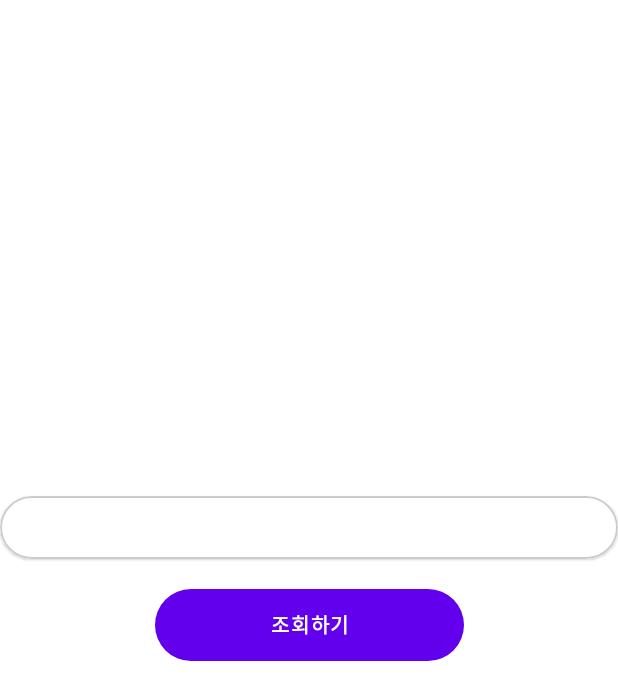
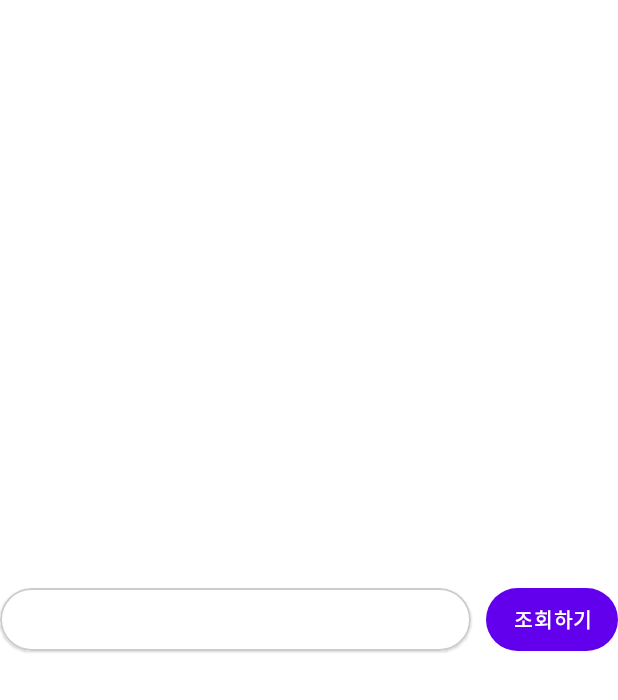
Before and after one commit to plumt/DisasterMessage, an Android app: the layout fragment_select.xml on its own in the app's theme, with its tools: preview values and no code run, on a phone screen of 412 x 824 dp. Shown: the top 700 px of the screen. Run offline under Robolectric (Android 15) with nearby library versions, the phone set to English and light mode, and no system bars.

Commit message:
1. 네이티브 광고 추가 2. 버전 체크 추가

```diff
--- a/app/src/main/AndroidManifest.xml
+++ b/app/src/main/AndroidManifest.xml
@@ -34,6 +34,10 @@
                 <category android:name="android.intent.category.LAUNCHER" />
             </intent-filter>
         </activity>
+
+        <meta-data
+            android:name="com.google.android.gms.ads.APPLICATION_ID"
+            android:value="@string/admob_app_test_id"/>
     </application>
 
 </manifest>
--- a/app/src/main/java/com/yun/disastermessage/base/BaseRecyclerAdapter.kt
+++ b/app/src/main/java/com/yun/disastermessage/base/BaseRecyclerAdapter.kt
@@ -25,11 +25,13 @@ class BaseRecyclerAdapter {
         const val TYPE_TOP = 1
         const val TYPE_BUTTON = 2
         const val TYPE_HOLDER = 3
+        const val TYPE_ADS = 4
     }
 
     abstract class Create<ITEM : Item, B : ViewDataBinding>(
         @LayoutRes private val layoutResId: Int,
         @LayoutRes private val buttonLayoutResId: Int? = null,
+        @LayoutRes private val adsLayoutResId: Int? = null,
         @LayoutRes private val topLyoutResId: Int? = null,
         @LayoutRes private val holdLayoutResId: Int? = null,
         private val bindingVariableId: Int,
@@ -97,6 +99,9 @@ class BaseRecyclerAdapter {
                 }
                 TYPE_HOLDER -> {
                     holdLayoutResId
+                }
+                TYPE_ADS -> {
+                    adsLayoutResId
                 }
                 else -> {
                     layoutResId
--- a/app/src/main/java/com/yun/disastermessage/base/BaseViewModel.kt
+++ b/app/src/main/java/com/yun/disastermessage/base/BaseViewModel.kt
@@ -25,7 +25,6 @@ open class BaseViewModel constructor(application: Application) : AndroidViewMode
     fun <T : Item> setId(model: ArrayList<T>, plus: Int = 0): ArrayList<T> {
         model.forEachIndexed { index, t ->
             model[index].id = index + plus
-            model[index].viewType = 0
         }
         return model
     }
--- a/app/src/main/java/com/yun/disastermessage/data/Constant.kt
+++ b/app/src/main/java/com/yun/disastermessage/data/Constant.kt
@@ -16,4 +16,8 @@ object Constant {
     val SELECT_LOCATION = "*000000"
 
     val SHARED_LOCATION_KEY = "location"
+
+    val REMOTE_KEY_APP_VERSION = "app_version"
+    val TYPE_ADS = 4
+
 }
--- a/app/src/main/java/com/yun/disastermessage/ui/home/HomeFragment.kt
+++ b/app/src/main/java/com/yun/disastermessage/ui/home/HomeFragment.kt
@@ -57,7 +57,7 @@ class HomeFragment
 
             screen.observe(viewLifecycleOwner) {
                 if (it == LIST_SCREEN || it == SELECT_SCREEN) {
-                    binding.vpMessage.setCurrentItem(it, true)
+                    binding.vpMessage.setCurrentItem(it, false)
                 }
             }
 
--- a/app/src/main/java/com/yun/disastermessage/ui/home/HomeViewModel.kt
+++ b/app/src/main/java/com/yun/disastermessage/ui/home/HomeViewModel.kt
@@ -13,6 +13,7 @@ import com.yun.disastermessage.data.Constant.LIST_SCREEN
 import com.yun.disastermessage.data.Constant.SELECT_SCREEN
 import com.yun.disastermessage.data.Constant.SHARED_LOCATION_KEY
 import com.yun.disastermessage.data.Constant.TAG
+import com.yun.disastermessage.data.Constant.TYPE_ADS
 import com.yun.disastermessage.data.model.AddressModel
 import com.yun.disastermessage.data.model.MessageModel
 import com.yun.disastermessage.data.repository.api.Api
@@ -91,6 +92,7 @@ class HomeViewModel(
                     if(clear) messageItems.value!!.clear()
                     screen.value = LIST_SCREEN
                     DisasterMsg2?.get(1)?.row?.run {
+                        if(this.size > pageNo) this.add(pageNo,MessageModel.RS.Row(id = 0, viewType = TYPE_ADS))
                         messageItems.addAll(setId(this, messageItems.value!!.size))
                     }
                     sharedPreferences.setString(mContext, SHARED_LOCATION_KEY,location.value)
--- a/app/src/main/java/com/yun/disastermessage/ui/home/viewpager/list/ListViewModel.kt
+++ b/app/src/main/java/com/yun/disastermessage/ui/home/viewpager/list/ListViewModel.kt
@@ -6,14 +6,12 @@ import com.yun.disastermessage.base.BaseViewModel
 import com.yun.disastermessage.base.ListLiveData
 import com.yun.disastermessage.data.Constant
 import com.yun.disastermessage.data.model.MessageModel
-import com.yun.disastermessage.util.PreferenceManager
 
 class ListViewModel(
     application: Application
-) : BaseViewModel(application){
+) : BaseViewModel(application) {
 
     val messageItems = ListLiveData<MessageModel.RS.Row>()
 
     val screen = MutableLiveData<Int>(Constant.SELECT_SCREEN)
-
 }
--- a/app/src/main/res/layout/fragment_select.xml
+++ b/app/src/main/res/layout/fragment_select.xml
@@ -1,5 +1,6 @@
 <?xml version="1.0" encoding="utf-8"?>
 <layout xmlns:app="http://schemas.android.com/apk/res-auto">
+
     <data>
 
         <import type="android.view.View" />
@@ -13,41 +14,42 @@
 
     <androidx.constraintlayout.widget.ConstraintLayout xmlns:android="http://schemas.android.com/apk/res/android"
         android:layout_width="match_parent"
-    android:background="@color/white"
-    android:layout_height="match_parent">
+        android:layout_height="match_parent"
+        android:background="@color/white">
 
-    <androidx.constraintlayout.widget.Guideline
-        android:id="@+id/gl_center"
-        android:layout_width="wrap_content"
-        android:layout_height="wrap_content"
-        android:orientation="horizontal"
-        app:layout_constraintGuide_percent="0.4" />
+<!--        <androidx.constraintlayout.widget.Guideline-->
+<!--            android:id="@+id/gl_center"-->
+<!--            android:layout_width="wrap_content"-->
+<!--            android:layout_height="wrap_content"-->
+<!--            android:orientation="horizontal"-->
+<!--            app:layout_constraintGuide_percent="0.4" />-->
 
-    <androidx.constraintlayout.widget.Guideline
-        android:id="@+id/gl_start"
-        android:layout_width="wrap_content"
-        android:layout_height="wrap_content"
-        android:orientation="vertical"
-        app:layout_constraintGuide_percent="0.25" />
+<!--        <androidx.constraintlayout.widget.Guideline-->
+<!--            android:id="@+id/gl_start"-->
+<!--            android:layout_width="wrap_content"-->
+<!--            android:layout_height="wrap_content"-->
+<!--            android:orientation="vertical"-->
+<!--            app:layout_constraintGuide_percent="0.25" />-->
 
-    <androidx.constraintlayout.widget.Guideline
-        android:id="@+id/gl_end"
-        android:layout_width="wrap_content"
-        android:layout_height="wrap_content"
-        android:orientation="vertical"
-        app:layout_constraintGuide_percent="0.75" />
+<!--        <androidx.constraintlayout.widget.Guideline-->
+<!--            android:id="@+id/gl_end"-->
+<!--            android:layout_width="wrap_content"-->
+<!--            android:layout_height="wrap_content"-->
+<!--            android:orientation="vertical"-->
+<!--            app:layout_constraintGuide_percent="0.75" />-->
 
         <com.google.android.material.card.MaterialCardView
             android:id="@+id/mcv_address"
             android:layout_width="0dp"
             android:layout_height="42dp"
             android:layout_marginTop="1dp"
+            android:visibility="@{select.screen == Constant.INSTANCE.SELECT_SCREEN ? View.VISIBLE : View.INVISIBLE}"
             app:cardBackgroundColor="#f3f3f3"
             app:cardCornerRadius="21dp"
-        android:visibility="@{select.screen == Constant.INSTANCE.SELECT_SCREEN ? View.VISIBLE : View.INVISIBLE}"
-        app:layout_constraintEnd_toEndOf="parent"
+            app:layout_constraintEnd_toStartOf="@id/btn_search"
             app:layout_constraintStart_toStartOf="parent"
-        app:layout_constraintTop_toTopOf="@id/gl_center"
+            app:layout_constraintTop_toTopOf="parent"
+            app:layout_constraintBottom_toBottomOf="parent"
             app:strokeColor="#cccccc"
             app:strokeWidth="1dp">
 
@@ -56,9 +58,9 @@
                 android:layout_width="match_parent"
                 android:layout_height="match_parent"
                 android:background="#ffffff"
+                android:gravity="center_vertical"
                 android:maxLength="30"
                 android:paddingStart="23dp"
-            android:gravity="center_vertical"
                 android:paddingEnd="36dp"
                 android:singleLine="true"
                 android:text="@{select.locationNm}"
@@ -68,25 +70,26 @@
 
         <com.google.android.material.button.MaterialButton
             android:id="@+id/btn_search"
-        android:layout_width="0dp"
-        android:layout_height="wrap_content"
+            android:layout_width="wrap_content"
+            android:layout_height="42dp"
             android:backgroundTint="@{select.locationNm.equals(``) ? @color/color_979797 : @color/color_534713}"
+            android:insetLeft="0dp"
             android:insetTop="0dp"
             android:insetRight="0dp"
-        android:insetLeft="0dp"
             android:insetBottom="0dp"
             android:stateListAnimator="@null"
-        android:layout_marginTop="20dp"
-        android:visibility="@{select.screen == Constant.INSTANCE.SELECT_SCREEN ? View.VISIBLE : View.INVISIBLE}"
             android:text="@string/search_btn_text"
-        app:layout_constraintStart_toStartOf="@id/gl_start"
-        app:layout_constraintEnd_toEndOf="@id/gl_end"
             android:textColor="@color/white"
             android:textSize="13sp"
+            android:layout_marginStart="10dp"
             android:textStyle="bold"
+            android:visibility="@{select.screen == Constant.INSTANCE.SELECT_SCREEN ? View.VISIBLE : View.INVISIBLE}"
             app:cornerRadius="50dp"
             app:iconSize="20dp"
-        app:layout_constraintTop_toBottomOf="@id/mcv_address"/>
+            app:layout_constraintBottom_toBottomOf="@id/mcv_address"
+            app:layout_constraintEnd_toEndOf="parent"
+            app:layout_constraintStart_toEndOf="@id/mcv_address"
+            app:layout_constraintTop_toTopOf="@id/mcv_address" />
 
     </androidx.constraintlayout.widget.ConstraintLayout>
 
--- a/app/src/main/res/values/strings.xml
+++ b/app/src/main/res/values/strings.xml
@@ -1,5 +1,11 @@
 <resources>
     <string name="app_name">재난 문자 확인</string>
+
+    <string name="admob_app_id">ca-app-pub-7669498576619816~2304888073</string>
+    <string name="admob_native_id">ca-app-pub-7669498576619816/4739479720</string>
+
+    <string name="admob_app_test_id">ca-app-pub-3940256099942544~3347511713</string>
+    <string name="admob_native_test_id">ca-app-pub-3940256099942544/2247696110</string>
 
     <string name="OPEN_URL">http://apis.data.go.kr</string>
     <string name="ADDRESS_URL">https://grpc-proxy-server-mkvo6j4wsq-du.a.run.app</string>
--- a/settings.gradle
+++ b/settings.gradle
@@ -1,2 +1,3 @@
+include ':nativetemplates'
 include ':app'
 rootProject.name = "DisasterMessage"
```
Also changed, not shown: app/build.gradle (+12 -10 lines), app/src/main/java/com/yun/disastermessage/data/model/MessageModel.kt (+6 -6 lines), app/src/main/java/com/yun/disastermessage/ui/home/viewpager/list/ListFragment.kt (+5 -26 lines), app/src/main/java/com/yun/disastermessage/ui/splash/SplashActivity.kt (+67 -5 lines), app/src/main/java/com/yun/disastermessage/util/Util.kt (+36 -0 lines), app/src/main/res/layout/item_ads.xml (added, +35 -0 lines), app/src/main/res/layout/item_message.xml (+10 -8 lines), 1 other file. Lines whose indentation alone changed are shown as unchanged.
